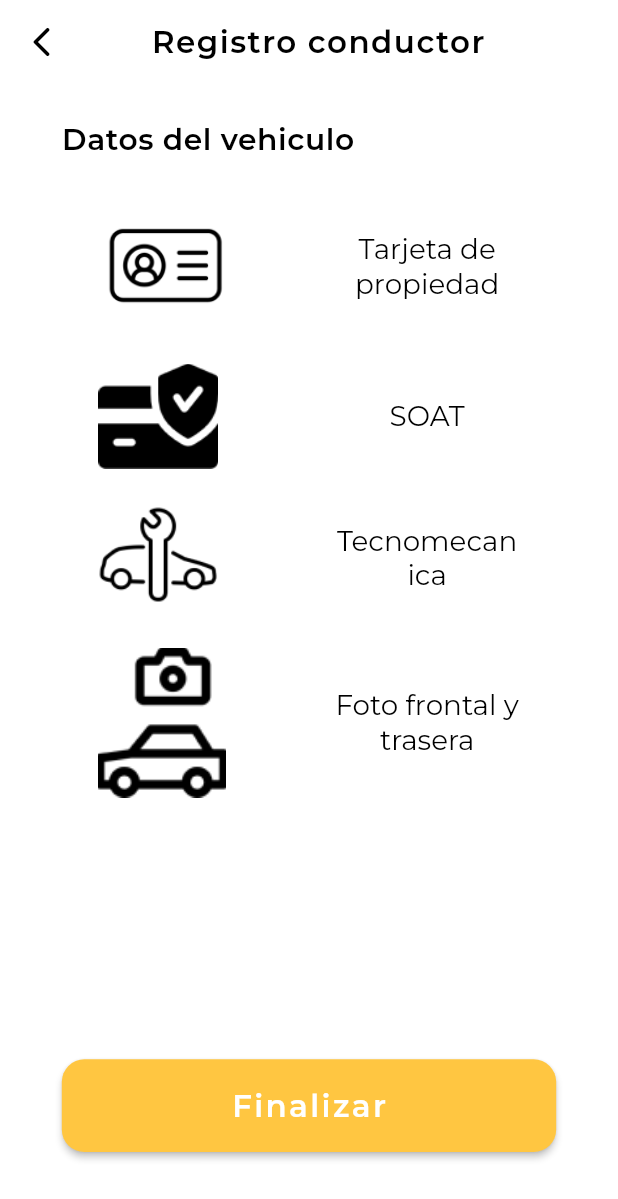
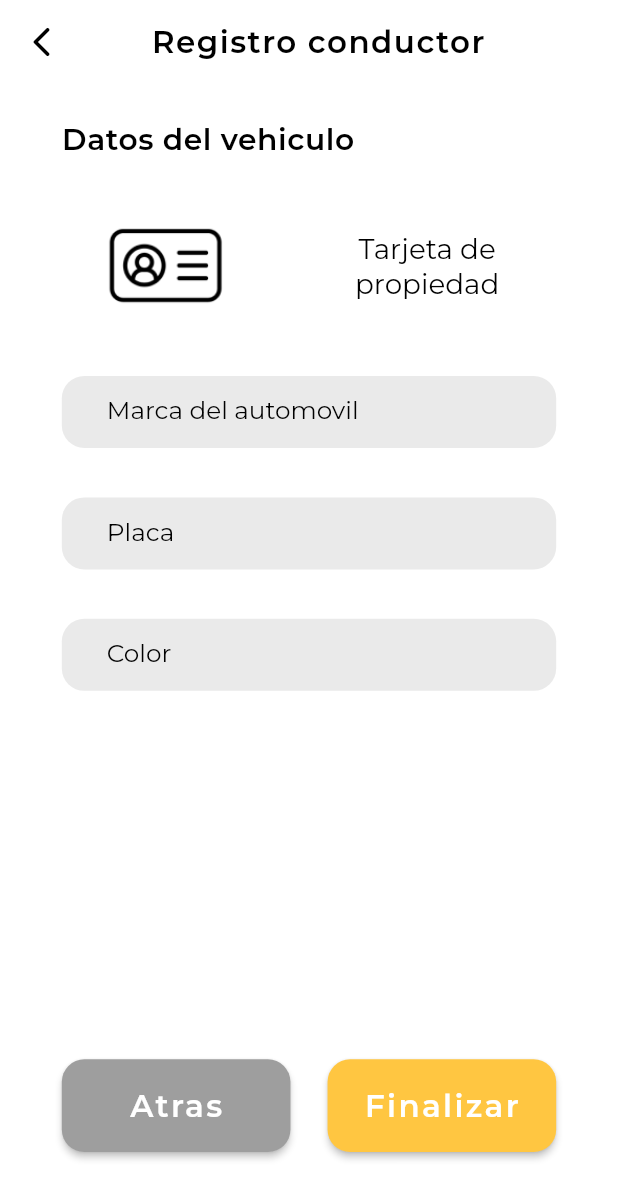
Before and after one commit to jrdeavila/Move, a Flutter app: the ApplicationForm screen opened directly, after a tap on "Siguiente", after a tap on "Tarjeta de propiedad", on a phone screen of 412 x 824 dp. Shown: the top 1199 px of the screen. Run offline on Flutter 3.47's test engine with Material 2 defaults, Android fonts, the phone set to English and light mode, and no system bars; our stand-ins replace animate_do, cloud_firestore, firebase_auth, firebase_core, get, get_it and 4 more; accounts and stored records are empty; statements that could not run were skipped.

Commit message:
modo conductor completo

```diff
--- a/move_app/lib/src/presentation/pages/application/application_form.dart
+++ b/move_app/lib/src/presentation/pages/application/application_form.dart
@@ -8,7 +8,11 @@ class ApplicationForm extends StatefulWidget {
 }
 
 class _ApplicationFormState extends State<ApplicationForm> {
+  TextEditingController controllerCarBrand = TextEditingController();
+  TextEditingController controllerCarColor = TextEditingController();
+  TextEditingController controllerLicense = TextEditingController();
   bool showFirstListView = true;
+  bool showInfoVehicule = false;
   String title = 'Informacion personal';
 
   void toggleListView() {
@@ -66,25 +70,50 @@ class _ApplicationFormState extends State<ApplicationForm> {
         InputDownload(
           title: 'Tarjeta de propiedad',
           root: 'assets/images/property_card.png',
-          onPressed: () {},
+          onPressed: () {
+            setState(() {
+              showInfoVehicule = !showInfoVehicule;
+            });
+          },
           width: 90,
           height: 80,
         ),
-        InputDownload(
+        showInfoVehicule
+            ? InputClassic(
+                labelText: 'Marca del automovil',
+                controller: controllerCarBrand,
+                isPassword: false,
+                isNumericKeyboard: false,
+              )
+            : InputDownload(
                 title: 'SOAT',
                 root: 'assets/images/soat.png',
                 onPressed: () {},
                 width: 80,
                 height: 70,
               ),
-        InputDownload(
+        showInfoVehicule
+            ? InputClassic(
+                labelText: 'Placa',
+                controller: controllerLicense,
+                isPassword: false,
+                isNumericKeyboard: false,
+              )
+            : InputDownload(
                 title: 'Tecnomecanica',
                 root: 'assets/images/technomechanical.png',
                 onPressed: () {},
                 width: 80,
                 height: 70,
               ),
-        InputDownload(
+        showInfoVehicule
+            ? InputClassic(
+                labelText: 'Color',
+                controller: controllerCarColor,
+                isPassword: false,
+                isNumericKeyboard: false,
+              )
+            : InputDownload(
                 title: 'Foto frontal y trasera',
                 root: 'assets/images/photo_car.png',
                 onPressed: () {},
@@ -119,7 +148,8 @@ class _ApplicationFormState extends State<ApplicationForm> {
               )),
         ),
       ),
-      body: Padding(
+      body: SingleChildScrollView(
+        child: Padding(
           padding: EdgeInsets.symmetric(
               horizontal: Dimensions.width10,
               vertical: Dimensions.screenHeight * 0.03),
@@ -153,12 +183,34 @@ class _ApplicationFormState extends State<ApplicationForm> {
                       onPressed: toggleListView,
                       color: const Color.fromRGBO(255, 198, 65, 1),
                     )
-                : ButtonClassic(
+                  : Row(
+                      mainAxisAlignment: MainAxisAlignment.spaceBetween,
+                      children: [
+                        ButtonClassicSmall(
+                          text: "Atras",
+                          onPressed: () {
+                            setState(() {
+                              showFirstListView = true;
+                            });
+                          },
+                          color: Colors.grey,
+                        ),
+                        ButtonClassicSmall(
                           text: "Finalizar",
-                    onPressed: () {},
+                          onPressed: () {
+                            Get.offAll(() => const InformativeMessage(
+                                  isSucess: true,
+                                  title: 'Registro Exitoso',
+                                  description:
+                                      'La empresa revisará la información proporcionada y te informaremos sobre nuestra decisión.',
+                                ));
+                          },
                           color: const Color.fromRGBO(255, 198, 65, 1),
                         ),
                       ],
+                    ),
+            ],
+          ),
         ),
       ),
     );
--- a/move_app/lib/src/presentation/widgets/button.dart
+++ b/move_app/lib/src/presentation/widgets/button.dart
@@ -27,6 +27,48 @@ class _ButtonClassicState extends State<ButtonClassic> {
           borderRadius: BorderRadius.circular(15),
         ),
         minimumSize: Size(Dimensions.width90, Dimensions.buttonHeight),
+      ),
+      child: Text(
+        widget.text,
+        style: GoogleFonts.montserrat(
+          color: Colors.white,
+          fontSize: Dimensions.screenWidth * 0.05,
+          letterSpacing: 1.6,
+          fontWeight: FontWeight.w600,
+        ),
+      ),
+    );
+  }
+}
+
+class ButtonClassicSmall extends StatefulWidget {
+  final String text;
+  final VoidCallback onPressed;
+  final Color color;
+
+  const ButtonClassicSmall({
+    Key? key,
+    required this.text,
+    required this.onPressed,
+    required this.color,
+  }) : super(key: key);
+
+  @override
+  State<ButtonClassicSmall> createState() => _ButtonClassicSmallState();
+}
+
+class _ButtonClassicSmallState extends State<ButtonClassicSmall> {
+  @override
+  Widget build(BuildContext context) {
+    return ElevatedButton(
+      onPressed: widget.onPressed,
+      style: ElevatedButton.styleFrom(
+        backgroundColor: widget.color,
+        shape: RoundedRectangleBorder(
+          borderRadius: BorderRadius.circular(15),
+        ),
+        minimumSize:
+            Size(Dimensions.screenWidth * 0.37, Dimensions.buttonHeight),
       ),
       child: Text(
         widget.text,
--- a/move_app/lib/src/presentation/widgets/card.dart
+++ b/move_app/lib/src/presentation/widgets/card.dart
@@ -225,7 +225,7 @@ class CardService extends StatelessWidget {
         width: Dimensions.screenWidth * 0.85,
         height: Dimensions.screenHeight * 0.18,
         decoration: BoxDecoration(
-          color: const Color.fromRGBO(67, 67, 67, 1),
+          color: const Color.fromRGBO(140, 138, 142, 1),
           borderRadius: BorderRadius.circular(10),
         ),
         child: Row(
--- a/move_app/lib/src/presentation/widgets/widgets.dart
+++ b/move_app/lib/src/presentation/widgets/widgets.dart
@@ -3,3 +3,4 @@ export 'card.dart';
 export 'input.dart';
 export 'package:move_app/lib.dart';
 export 'package:move_app/src/presentation/widgets/user.dart';
+export 'package:move_app/src/presentation/widgets/informative_message.dart';
```
Also changed, not shown: move_app/lib/src/presentation/widgets/informative_message.dart (added, +75 -0 lines), move_app/assets/images/error.png (added), move_app/assets/images/success.png (added). Lines whose indentation alone changed are shown as unchanged.
